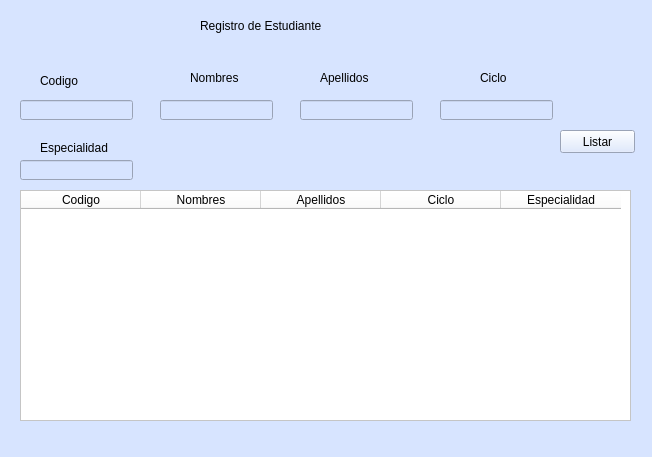
First picture: the form in UI/ventanaEstudiante.ui, repository KevinValdezVargas/expert-broccoli, before the edit.
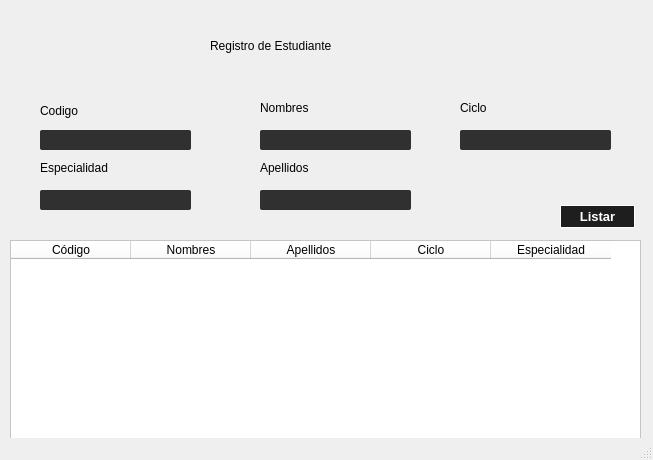
Second picture: the form after the edit.

Commit message: Cambios de color en ventanas.ui

Patch:
```diff
--- a/UI/ventanaEstudiante.ui
+++ b/UI/ventanaEstudiante.ui
@@ -6,22 +6,45 @@
    <rect>
     <x>0</x>
     <y>0</y>
-    <width>652</width>
-    <height>457</height>
+    <width>653</width>
+    <height>460</height>
    </rect>
   </property>
   <property name="windowTitle">
    <string>Ventana Estudiante</string>
   </property>
   <property name="styleSheet">
-   <string notr="true">background-color: rgb(215, 228, 255);</string>
+   <string notr="true">QLineEdit
+{
+	 background-color: #303030;
+border: none;
+border-radius: 2px;
+padding-left: 2px;
+color: white;
+}</string>
   </property>
   <widget class="QWidget" name="centralwidget">
+   <property name="styleSheet">
+    <string notr="true">QPushButton:pressed
+{
+  color: green;
+ 
+}
+
+QPushButton
+{
+  background: #1e1e1e;
+	 border-radius: .3em;
+	border: 1px solid white;
+color: white;
+}
+</string>
+   </property>
    <widget class="QLabel" name="label">
     <property name="geometry">
      <rect>
-      <x>200</x>
-      <y>10</y>
+      <x>210</x>
+      <y>30</y>
       <width>271</width>
       <height>31</height>
      </rect>
@@ -37,9 +60,9 @@
    <widget class="QLineEdit" name="txtEspecialidad">
     <property name="geometry">
      <rect>
-      <x>20</x>
-      <y>160</y>
-      <width>113</width>
+      <x>40</x>
+      <y>190</y>
+      <width>151</width>
       <height>20</height>
      </rect>
     </property>
@@ -49,37 +72,11 @@
      </font>
     </property>
    </widget>
-   <widget class="QLineEdit" name="txtCodigo">
-    <property name="geometry">
-     <rect>
-      <x>20</x>
-      <y>100</y>
-      <width>113</width>
-      <height>20</height>
-     </rect>
-    </property>
-   </widget>
-   <widget class="QLabel" name="label_2">
-    <property name="geometry">
-     <rect>
-      <x>40</x>
-      <y>70</y>
-      <width>61</width>
-      <height>21</height>
-     </rect>
-    </property>
-    <property name="styleSheet">
-     <string notr="true">font: 12pt &quot;Segoe MDL2 Assets&quot;;</string>
-    </property>
-    <property name="text">
-     <string>Codigo</string>
-    </property>
-   </widget>
    <widget class="QLabel" name="label_3">
     <property name="geometry">
      <rect>
-      <x>190</x>
-      <y>70</y>
+      <x>260</x>
+      <y>100</y>
       <width>61</width>
       <height>16</height>
      </rect>
@@ -94,8 +91,8 @@
    <widget class="QLabel" name="label_4">
     <property name="geometry">
      <rect>
-      <x>320</x>
-      <y>70</y>
+      <x>260</x>
+      <y>160</y>
       <width>61</width>
       <height>16</height>
      </rect>
@@ -110,8 +107,8 @@
    <widget class="QLabel" name="label_5">
     <property name="geometry">
      <rect>
-      <x>480</x>
-      <y>70</y>
+      <x>460</x>
+      <y>100</y>
       <width>51</width>
       <height>16</height>
      </rect>
@@ -127,7 +124,7 @@
     <property name="geometry">
      <rect>
       <x>40</x>
-      <y>140</y>
+      <y>160</y>
       <width>81</width>
       <height>16</height>
      </rect>
@@ -142,9 +139,9 @@
    <widget class="QLineEdit" name="txtNombres">
     <property name="geometry">
      <rect>
-      <x>160</x>
-      <y>100</y>
-      <width>113</width>
+      <x>260</x>
+      <y>130</y>
+      <width>151</width>
       <height>20</height>
      </rect>
     </property>
@@ -152,9 +149,9 @@
    <widget class="QLineEdit" name="txtApellidos">
     <property name="geometry">
      <rect>
-      <x>300</x>
-      <y>100</y>
-      <width>113</width>
+      <x>260</x>
+      <y>190</y>
+      <width>151</width>
       <height>20</height>
      </rect>
     </property>
@@ -162,9 +159,9 @@
    <widget class="QLineEdit" name="txtCiclo">
     <property name="geometry">
      <rect>
-      <x>440</x>
-      <y>100</y>
-      <width>113</width>
+      <x>460</x>
+      <y>130</y>
+      <width>151</width>
       <height>20</height>
      </rect>
     </property>
@@ -172,10 +169,10 @@
    <widget class="QTableWidget" name="tblEstudiante">
     <property name="geometry">
      <rect>
-      <x>20</x>
-      <y>190</y>
-      <width>611</width>
-      <height>231</height>
+      <x>10</x>
+      <y>240</y>
+      <width>631</width>
+      <height>201</height>
      </rect>
     </property>
     <property name="styleSheet">
@@ -204,7 +201,7 @@
     </attribute>
     <column>
      <property name="text">
-      <string>Codigo</string>
+      <string>Código</string>
      </property>
     </column>
     <column>
@@ -232,11 +229,18 @@
     <property name="geometry">
      <rect>
       <x>560</x>
-      <y>130</y>
+      <y>205</y>
       <width>75</width>
       <height>23</height>
      </rect>
     </property>
+    <property name="font">
+     <font>
+      <pointsize>10</pointsize>
+      <weight>75</weight>
+      <bold>true</bold>
+     </font>
+    </property>
     <property name="styleSheet">
      <string notr="true">font: 12pt &quot;Segoe MDL2 Assets&quot;;</string>
     </property>
@@ -244,6 +248,32 @@
      <string>Listar</string>
     </property>
    </widget>
+   <widget class="QLineEdit" name="txtCodigo">
+    <property name="geometry">
+     <rect>
+      <x>40</x>
+      <y>130</y>
+      <width>151</width>
+      <height>20</height>
+     </rect>
+    </property>
+   </widget>
+   <widget class="QLabel" name="label_2">
+    <property name="geometry">
+     <rect>
+      <x>40</x>
+      <y>100</y>
+      <width>61</width>
+      <height>21</height>
+     </rect>
+    </property>
+    <property name="styleSheet">
+     <string notr="true">font: 12pt &quot;Segoe MDL2 Assets&quot;;</string>
+    </property>
+    <property name="text">
+     <string>Codigo</string>
+    </property>
+   </widget>
   </widget>
   <widget class="QMenuBar" name="menubar">
    <property name="geometry">
```
Left out of the diff: 4 changed lines with no effect on the pictures. The commit also changes 4 other files.
